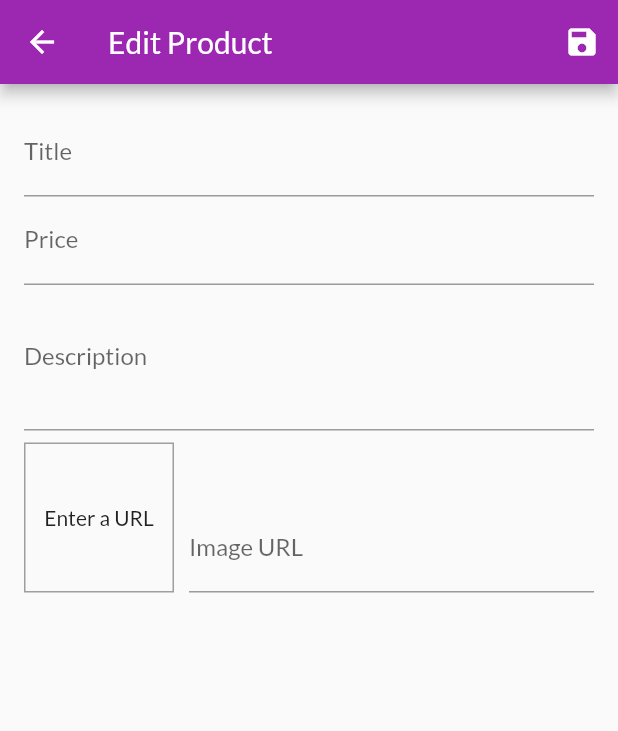
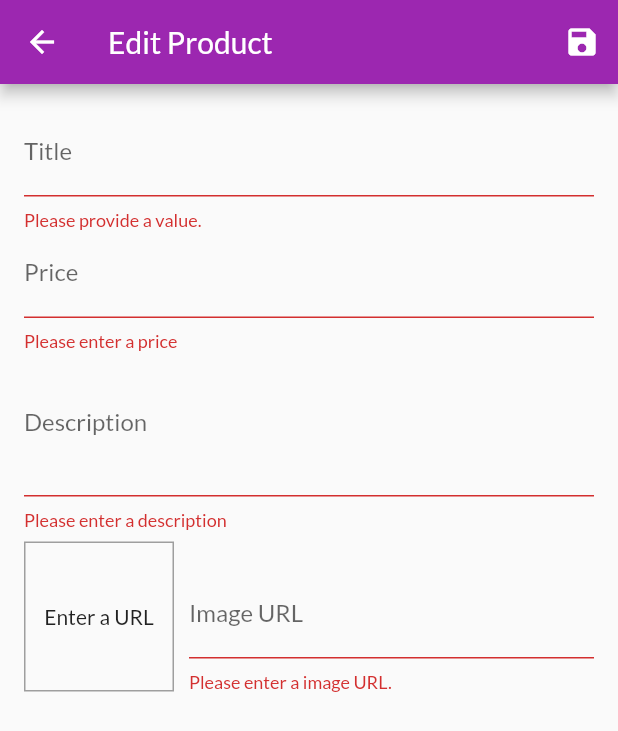
Before and after one commit to andre2ar/shop-app, a Flutter app: the EditProductScreen screen opened by its route, after a tap on the "save" icon, on a phone screen of 412 x 824 dp. Shown: the top 731 px of the screen. Run offline on Flutter 3.47's test engine with Material 2 defaults, Android fonts, the phone set to English and light mode, and no system bars; network calls fail.

Commit message:
Add new product

```diff
--- a/lib/providers/products.dart
+++ b/lib/providers/products.dart
@@ -49,8 +49,17 @@ class Products with ChangeNotifier {
     return _items.firstWhere((product) => product.id == id);
   }
 
-  void addProduct() {
-    //_items.add(value);
+  void addProduct(Product product) {
+    final newProduct = Product(
+      title: product.title,
+      description: product.description,
+      price: product.price,
+      imageUrl: product.imageUrl,
+      id: DateTime.now().toString(),
+    );
+
+    _items.add(newProduct);
+
     notifyListeners();
   }
 }
--- a/lib/screens/edit_product_screen.dart
+++ b/lib/screens/edit_product_screen.dart
@@ -1,5 +1,7 @@
 import 'package:flutter/material.dart';
+import 'package:provider/provider.dart';
 import 'package:shopapp/providers/product.dart';
+import 'package:shopapp/providers/products.dart';
 
 class EditProductScreen extends StatefulWidget {
   static const route = '/edit-product';
@@ -32,6 +34,21 @@ class _EditProductScreenState extends State<EditProductScreen> {
 
   void _updateImageUrl() {
     if (!_imageUrlFocusNode.hasFocus) {
+      var value = _imageUrlController.text;
+      if (value.isEmpty) {
+        return;
+      }
+
+      if (!value.startsWith('http') && !value.startsWith('https')) {
+        return;
+      }
+
+      if (!value.endsWith('.png') &&
+          !!value.endsWith('.jpg') &&
+          !!value.endsWith('.jpeg')) {
+        return;
+      }
+
       setState(() {});
     }
   }
@@ -48,7 +65,16 @@ class _EditProductScreenState extends State<EditProductScreen> {
   }
 
   void _saveForm() {
+    final isValid = _form.currentState.validate();
+
+    if (!isValid) {
+      return;
+    }
+
     _form.currentState.save();
+
+    Provider.of<Products>(context, listen: false).addProduct(_editedProduct);
+    Navigator.of(context).pop();
   }
 
   @override
@@ -77,6 +103,12 @@ class _EditProductScreenState extends State<EditProductScreen> {
                   onFieldSubmitted: (_) {
                     FocusScope.of(context).requestFocus(_priceFocusNode);
                   },
+                  validator: (value) {
+                    if (value.isEmpty) {
+                      return 'Please provide a value.';
+                    }
+                    return null;
+                  },
                   onSaved: (value) {
                     _editedProduct = Product(
                       title: value,
@@ -95,6 +127,21 @@ class _EditProductScreenState extends State<EditProductScreen> {
                   onFieldSubmitted: (_) {
                     FocusScope.of(context).requestFocus(_descriptionFocusNode);
                   },
+                  validator: (value) {
+                    if (value.isEmpty) {
+                      return 'Please enter a price';
+                    }
+
+                    if (double.tryParse(value) == null) {
+                      return 'Please enter a valid number';
+                    }
+
+                    if (double.parse(value) <= 0) {
+                      return 'Please enter a number greater than zero.';
+                    }
+
+                    return null;
+                  },
                   onSaved: (value) {
                     _editedProduct = Product(
                       title: _editedProduct.title,
@@ -110,6 +157,13 @@ class _EditProductScreenState extends State<EditProductScreen> {
                   maxLines: 3,
                   keyboardType: TextInputType.multiline,
                   focusNode: _descriptionFocusNode,
+                  validator: (value) {
+                    if (value.isEmpty) {
+                      return 'Please enter a description';
+                    }
+
+                    return null;
+                  },
                   onSaved: (value) {
                     _editedProduct = Product(
                       title: _editedProduct.title,
@@ -155,6 +209,24 @@ class _EditProductScreenState extends State<EditProductScreen> {
                         onFieldSubmitted: (_) {
                           _saveForm();
                         },
+                        validator: (value) {
+                          if (value.isEmpty) {
+                            return 'Please enter a image URL.';
+                          }
+
+                          if (!value.startsWith('http') &&
+                              !value.startsWith('https')) {
+                            return 'Please enter a valid URL.';
+                          }
+
+                          if (!value.endsWith('.png') &&
+                              !!value.endsWith('.jpg') &&
+                              !!value.endsWith('.jpeg')) {
+                            return 'Please enter a valid image URL';
+                          }
+
+                          return null;
+                        },
                         onSaved: (value) {
                           _editedProduct = Product(
                             title: _editedProduct.title,
--- a/lib/screens/user_products_screen.dart
+++ b/lib/screens/user_products_screen.dart
@@ -1,6 +1,7 @@
 import 'package:flutter/material.dart';
 import 'package:provider/provider.dart';
 import 'package:shopapp/providers/products.dart';
+import 'package:shopapp/screens/edit_product_screen.dart';
 import 'package:shopapp/widgets/app_drawer.dart';
 import 'package:shopapp/widgets/user_product_item.dart';
 
@@ -17,7 +18,9 @@ class UserProductsScreen extends StatelessWidget {
         actions: <Widget>[
           IconButton(
             icon: Icon(Icons.add),
-            onPressed: () {},
+            onPressed: () {
+              Navigator.of(context).pushNamed(EditProductScreen.route);
+            },
           )
         ],
       ),
```
